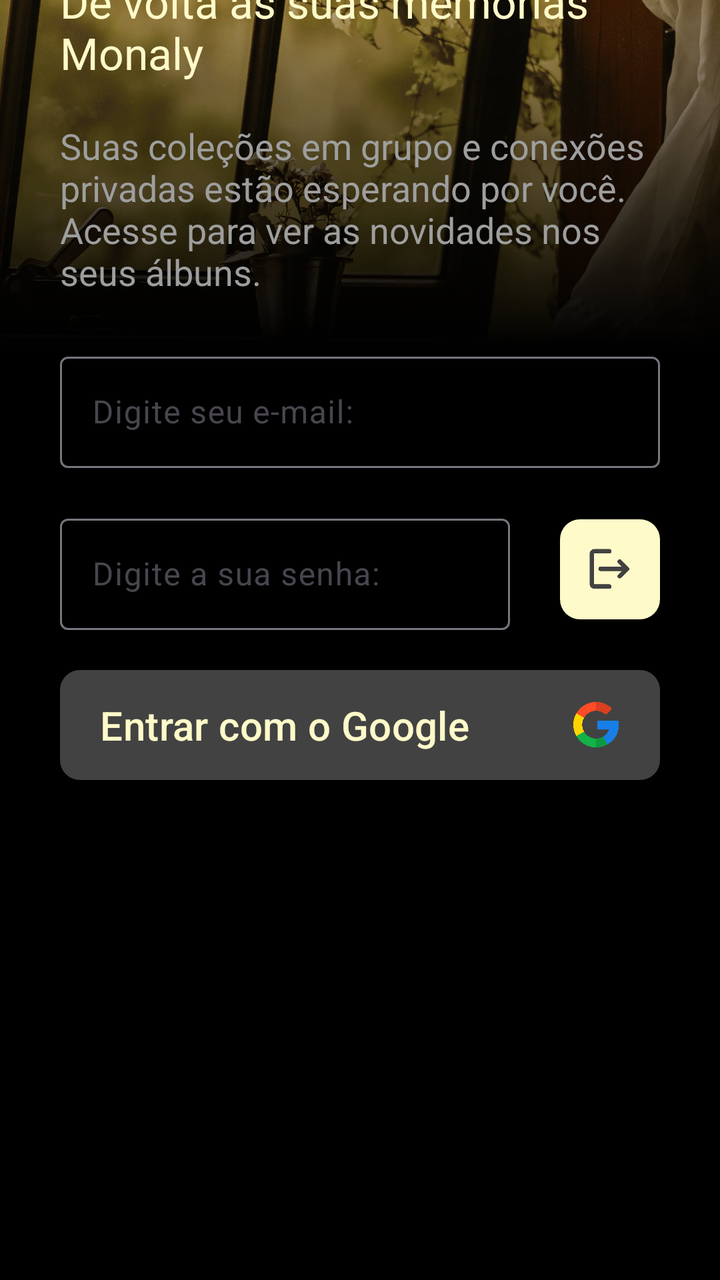
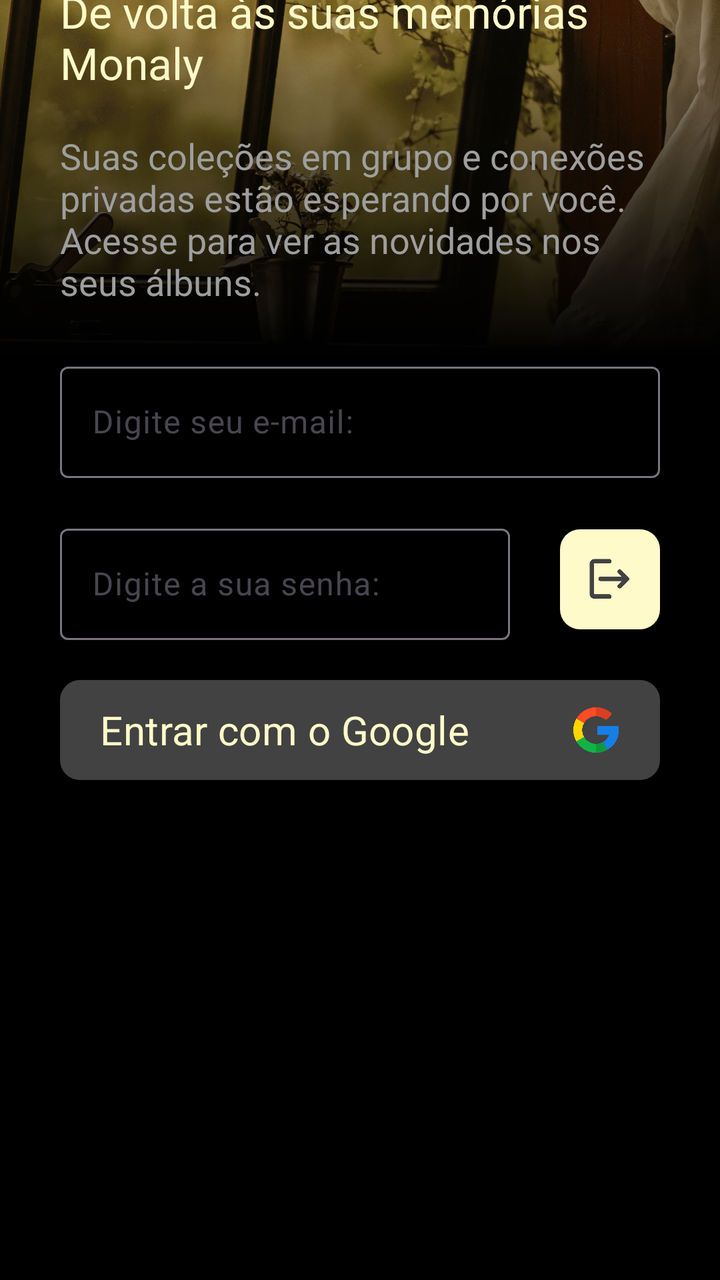

Compare the two renders of this Android layout. The source of the first and the diff that turns it into the second are given below.
<!-- AndroidManifest.xml: application theme Theme.Monaly -->
<!-- res/layout/activity_login.xml -->
<?xml version="1.0" encoding="utf-8"?>
<androidx.constraintlayout.widget.ConstraintLayout
    xmlns:android="http://schemas.android.com/apk/res/android"
    xmlns:app="http://schemas.android.com/apk/res-auto"
    xmlns:tools="http://schemas.android.com/tools"
    android:id="@+id/main"
    android:layout_width="match_parent"
    android:layout_height="match_parent"
    tools:context=".ui.activity.LoginActivity"
    android:background="@color/black">

    <ImageView
        android:id="@+id/imageBackgroundLogin"
        android:layout_width="0dp"
        android:layout_height="0dp"
        android:scaleType="centerCrop"
        android:src="@drawable/img_background_login"
        app:layout_constraintBottom_toBottomOf="@+id/imageGradientEffect"
        app:layout_constraintEnd_toEndOf="parent"
        app:layout_constraintStart_toStartOf="parent"
        app:layout_constraintTop_toTopOf="parent" />

    <ImageView
        android:id="@+id/imageGradientEffect"
        android:layout_width="0dp"
        android:layout_height="0dp"
        android:src="@drawable/bg_gradient_black"
        app:layout_constraintBottom_toTopOf="@+id/inputEmail"
        app:layout_constraintEnd_toEndOf="parent"
        app:layout_constraintHorizontal_bias="0.0"
        app:layout_constraintStart_toStartOf="parent"
        app:layout_constraintTop_toTopOf="parent" />

    <TextView
        android:id="@+id/textTitleLogin"
        android:layout_width="0dp"
        android:layout_height="wrap_content"
        android:layout_marginStart="30dp"
        android:layout_marginEnd="30dp"
        android:layout_marginBottom="20dp"
        android:text="@string/login_title"
        android:textColor="@color/bage_neutral"
        android:textSize="22dp"
        app:layout_constraintBottom_toTopOf="@+id/textDescriptionLogin"
        app:layout_constraintEnd_toEndOf="parent"
        app:layout_constraintStart_toStartOf="parent" />


    <TextView
        android:id="@+id/textDescriptionLogin"
        android:layout_width="0dp"
        android:layout_height="wrap_content"
        android:layout_marginStart="30dp"
        android:layout_marginEnd="30dp"
        android:layout_marginBottom="25dp"
        android:text="@string/login_description"
        android:textColor="@color/gray_medium"
        android:textSize="18dp"
        app:layout_constraintBottom_toTopOf="@+id/inputEmail"
        app:layout_constraintEnd_toEndOf="parent"
        app:layout_constraintHorizontal_bias="0.0"
        app:layout_constraintStart_toStartOf="parent" />

    <com.google.android.material.button.MaterialButton
        android:id="@+id/buttonLoginGoogle"
        android:layout_width="0dp"
        android:layout_height="55dp"
        android:layout_marginStart="30dp"
        android:layout_marginEnd="30dp"
        android:layout_marginBottom="250dp"
        android:background="@drawable/drawable_background_button_gray_dark_10_dp"
        android:gravity="start|center_vertical"
        android:paddingStart="20dp"
        android:paddingEnd="20dp"
        android:text="@string/login_button"
        android:textAllCaps="false"
        android:textColor="@color/bage_neutral"
        android:textSize="20sp"
        android:textFontWeight="400"
        app:backgroundTint="@null"
        app:icon="@drawable/img_icon_google"
        app:iconGravity="end"
        app:iconSize="24dp"
        app:iconTint="@null"
        app:layout_constraintBottom_toBottomOf="parent"
        app:layout_constraintEnd_toEndOf="parent"
        app:layout_constraintHorizontal_bias="0.0"
        app:layout_constraintStart_toStartOf="parent" />

    <com.google.android.material.button.MaterialButton
        android:id="@+id/buttonLogIn"
        android:layout_width="50dp"
        android:layout_height="50dp"
        android:layout_marginEnd="30dp"
        android:layout_marginBottom="20dp"
        android:background="@drawable/drawable_background_button_bage_10_dp"
        android:contentDescription="@string/login_content_description"
        android:insetTop="0dp"
        android:insetBottom="0dp"
        android:padding="0dp"
        app:backgroundTint="@color/bage_neutral"
        app:icon="@drawable/ic_log_in_gray_dark"
        app:iconGravity="textStart"
        app:iconPadding="0dp"
        app:iconSize="25dp"
        app:iconTint="@null"
        app:layout_constraintBottom_toTopOf="@+id/buttonLoginGoogle"
        app:layout_constraintEnd_toEndOf="parent"
        app:layout_constraintTop_toTopOf="@+id/inputPassword" />

    <com.google.android.material.textfield.TextInputLayout
        android:id="@+id/inputEmail"
        android:layout_width="0dp"
        android:layout_height="wrap_content"
        android:layout_marginStart="30dp"
        android:layout_marginEnd="30dp"
        android:layout_marginBottom="20dp"
        app:layout_constraintBottom_toTopOf="@+id/inputPassword"
        app:layout_constraintEnd_toEndOf="parent"
        app:layout_constraintStart_toStartOf="parent">

        <com.google.android.material.textfield.TextInputEditText
            android:id="@+id/inputEditEmail"
            android:layout_width="match_parent"
            android:layout_height="wrap_content"
            android:hint="@string/logint_hint_email" />

    </com.google.android.material.textfield.TextInputLayout>

    <com.google.android.material.textfield.TextInputLayout
        android:id="@+id/inputPassword"
        android:layout_width="0dp"
        android:layout_height="wrap_content"
        android:layout_marginStart="30dp"
        android:layout_marginEnd="25dp"
        android:layout_marginBottom="20dp"
        app:layout_constraintBottom_toTopOf="@+id/buttonLoginGoogle"
        app:layout_constraintEnd_toStartOf="@+id/buttonLogIn"
        app:layout_constraintStart_toStartOf="parent">

        <com.google.android.material.textfield.TextInputEditText
            android:id="@+id/InputEditPassword"
            android:layout_width="match_parent"
            android:layout_height="wrap_content"
            android:hint="@string/login_hint_password" />

    </com.google.android.material.textfield.TextInputLayout>

</androidx.constraintlayout.widget.ConstraintLayout>
<!-- resources referenced by this layout -->
<resources>
  <color name="bage_neutral">#FFFAC9</color>
  <color name="black">#000000</color>
  <color name="gray_medium">#9E9E9E</color>
  <!-- drawable bg_gradient_black (drawable) -->
  <?xml version="1.0" encoding="utf-8"?>
  <shape xmlns:android="http://schemas.android.com/apk/res/android"
  
      android:shape="rectangle">
  
      <gradient
  
          android:angle="90"
          android:startColor="@color/black"
          android:endColor="#00000000"
          android:type="linear"/>
  
  </shape>
  <!-- drawable drawable_background_button_bage_10_dp (drawable) -->
  <?xml version="1.0" encoding="utf-8"?>
  <shape xmlns:android="http://schemas.android.com/apk/res/android">
  
      <solid android:color="@color/bage_neutral"/>
      <corners android:radius="10dp"/>
  
  </shape>
  <!-- drawable drawable_background_button_gray_dark_10_dp (drawable) -->
  <?xml version="1.0" encoding="utf-8"?>
  <shape xmlns:android="http://schemas.android.com/apk/res/android">
  
      <corners android:radius="10dp"/>
      <solid android:color="@color/gray_dark"/>
  
  </shape>
  <!-- drawable ic_log_in_gray_dark: png bitmap (drawable, 8584 bytes) -->
  <!-- drawable img_background_login: webp bitmap (drawable, 669746 bytes) -->
  <!-- drawable img_icon_google: webp bitmap (drawable, 15924 bytes) -->
  <string name="login_button">Entrar com o Google</string>
  <string name="login_content_description">Botão de entrar</string>
  <string name="login_description">Suas coleções em grupo e conexões privadas estão esperando por você. Acesse para ver as novidades nos seus álbuns.</string>
  <string name="login_hint_password">Digite a sua senha:</string>
  <string name="login_title">De volta às suas memórias Monaly</string>
  <string name="logint_hint_email">Digite seu e-mail:</string>
  <style name="Theme.Monaly" parent="Base.Theme.Monaly" />
  <color name="gray_dark">#424242</color>
  <style name="Base.Theme.Monaly" parent="Theme.Material3.DayNight.NoActionBar">
  
  
          
          
  
  
          
          <item name="android:navigationBarColor">@color/black</item>
  
  
      </style>
</resources>

<!-- the commit's change to res/layout/activity_login.xml (unified diff, before → after) -->
@@ -64,7 +64,7 @@
     <com.google.android.material.button.MaterialButton
         android:id="@+id/buttonLoginGoogle"
         android:layout_width="0dp"
-        android:layout_height="55dp"
+        android:layout_height="50dp"
         android:layout_marginStart="30dp"
         android:layout_marginEnd="30dp"
         android:layout_marginBottom="250dp"
@@ -76,6 +76,8 @@
         android:textAllCaps="false"
         android:textColor="@color/bage_neutral"
         android:textSize="20sp"
+        android:textStyle="normal"
+        android:fontFamily="sans-serif"
         android:textFontWeight="400"
         app:backgroundTint="@null"
         app:icon="@drawable/img_icon_google"
